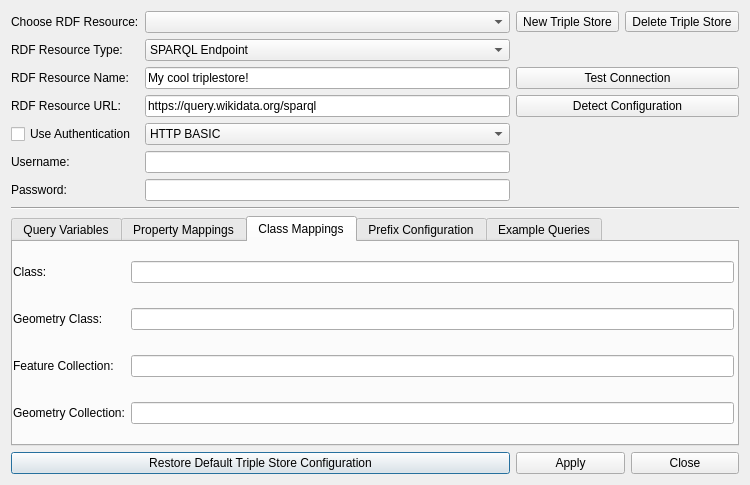
This is dialogs/ui/triplestoredialog.ui in sparqlunicorn/sparqlunicornGoesGIS as Qt 5 draws it before an edit. The edited form follows.
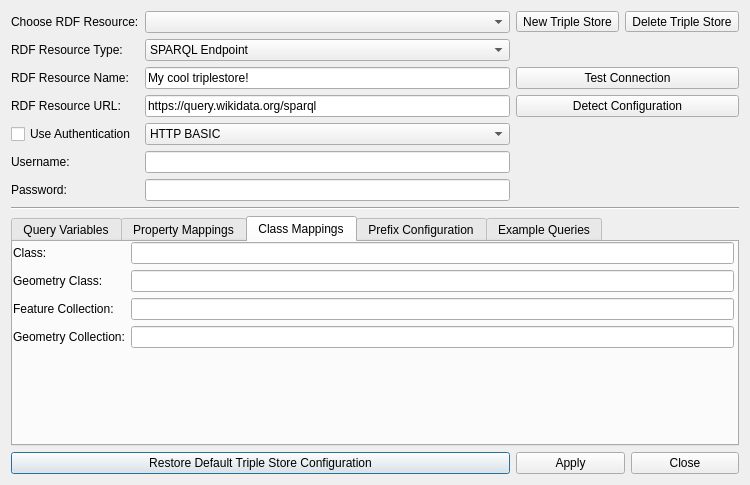
This is the edited form. The open tabs and pages were chosen to show the change.

```diff
--- a/dialogs/ui/triplestoredialog.ui
+++ b/dialogs/ui/triplestoredialog.ui
@@ -289,6 +289,9 @@
           </property>
          </widget>
         </item>
+        <item row="3" column="1">
+         <widget class="QLineEdit" name="geometryCollectionURIEdit"/>
+        </item>
         <item row="1" column="0">
          <widget class="QLabel" name="label_12">
           <property name="text">
@@ -312,8 +315,18 @@
           </property>
          </widget>
         </item>
-        <item row="3" column="1">
-         <widget class="QLineEdit" name="lineEdit_4"/>
+        <item row="4" column="1">
+         <spacer name="verticalSpacer_3">
+          <property name="orientation">
+           <enum>Qt::Vertical</enum>
+          </property>
+          <property name="sizeHint" stdset="0">
+           <size>
+            <width>20</width>
+            <height>40</height>
+           </size>
+          </property>
+         </spacer>
         </item>
        </layout>
       </widget>
```
Left out of the diff: 8 changed lines with no effect on the pictures.
